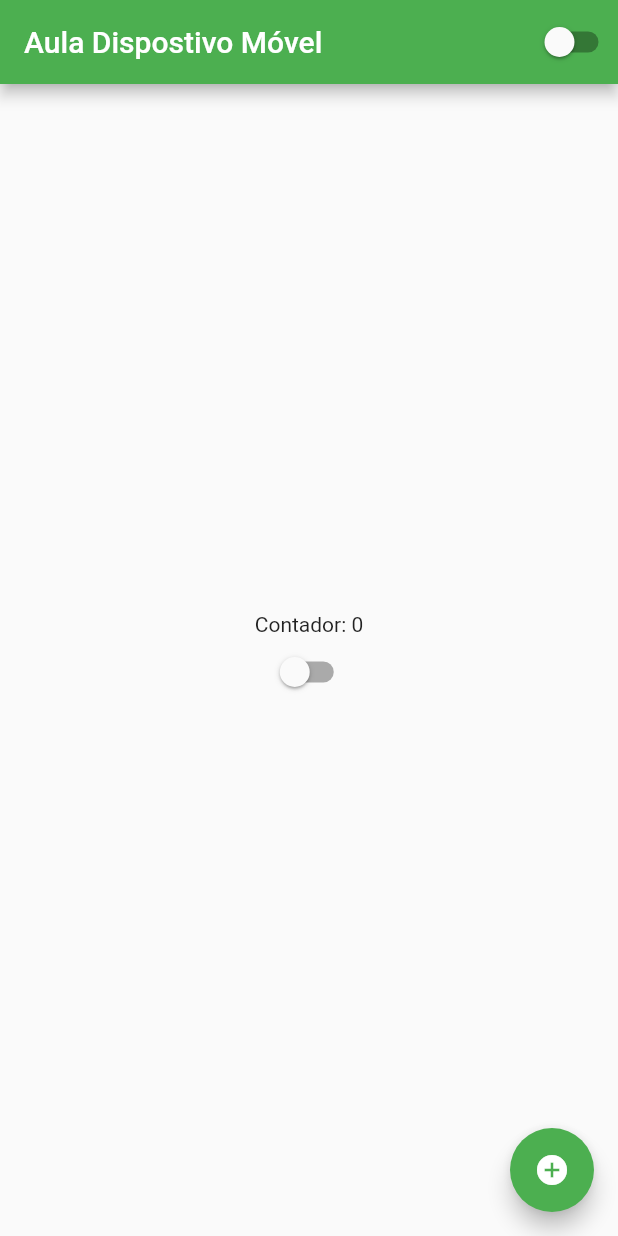
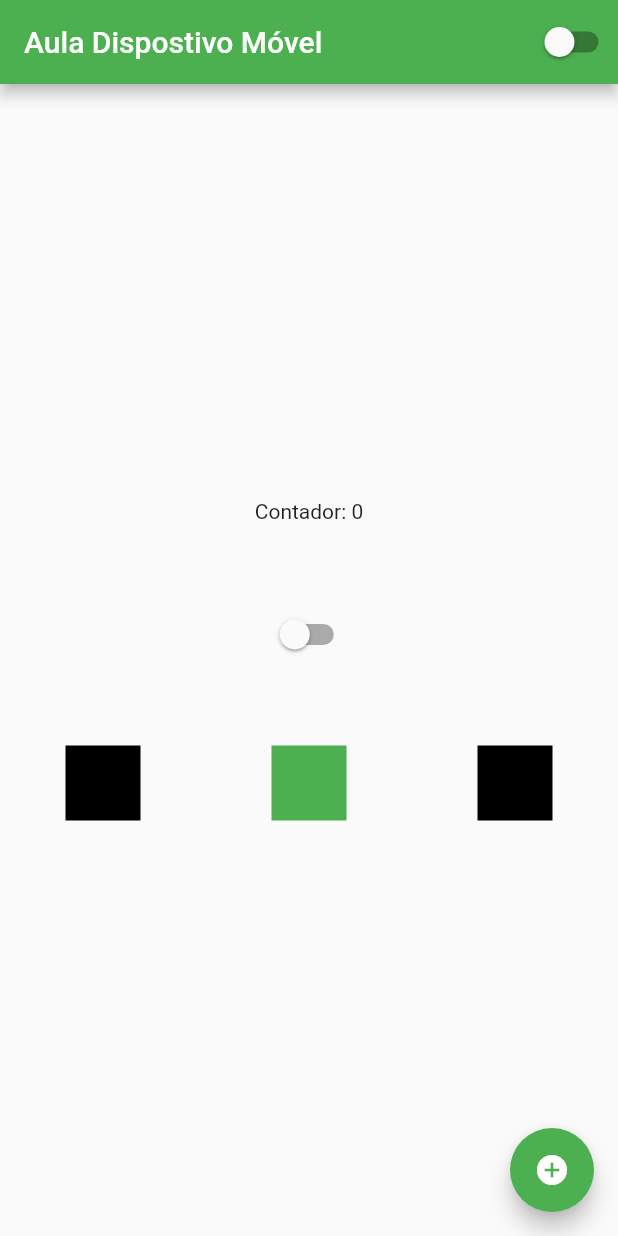
Before and after one commit to claytonferraz/flutter_aula2021_1, a Flutter app: the screen it shows after launch, on a phone screen of 412 x 824 dp. Run offline on Flutter 3.47's test engine with Material 2 defaults, Android fonts, the phone set to English and light mode, and no system bars.

Commit message:
Aula 1.10
linhas Row

```diff
--- a/lib/home_page.dart
+++ b/lib/home_page.dart
@@ -12,6 +12,7 @@ class HomePage extends StatefulWidget {
 
 class HomePageState extends State<HomePage> {
   int counter = 0;
+  String nome = 'Colors.green';
   @override
   Widget build(BuildContext context) {
     // podemos usar Scaffold ou material
@@ -30,7 +31,34 @@ class HomePageState extends State<HomePage> {
           // crossAxisAlignment: CrossAxisAlignment.start,
           children: [
             Text('Contador: $counter'),
+            Container(
+              height: 50,
+            ),
             CustomSwitch(),
+            Container(
+              height: 50,
+            ),
+            Row(
+              mainAxisAlignment: MainAxisAlignment.spaceAround,
+              crossAxisAlignment: CrossAxisAlignment.center,
+              children: [
+                Container(
+                  width: 50,
+                  height: 50,
+                  color: Colors.black,
+                ),
+                Container(
+                  width: 50,
+                  height: 50,
+                  color: Colors.green,
+                ),
+                Container(
+                  width: 50,
+                  height: 50,
+                  color: Colors.black,
+                ),
+              ],
+            ),
           ],
         ),
       ),
```
